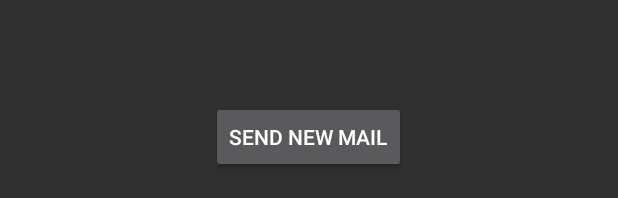
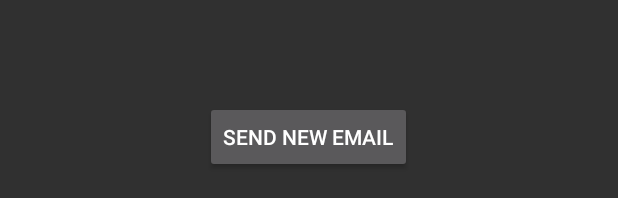
Before and after one commit to shivasharma14/Email-and-Message-Client, an Android app: the layout activity_mail_inbox.xml on its own in the app's theme, with its tools: preview values and no code run, on a phone screen of 412 x 824 dp. Shown: the part 1035-1233 px from the top of the screen. Run offline under Robolectric (Android 15) with nearby library versions, the phone set to English and light mode, and no system bars.

Commit message:
:pen: changed hardcoded string

```diff
--- a/app/src/main/res/layout/activity_mail_inbox.xml
+++ b/app/src/main/res/layout/activity_mail_inbox.xml
@@ -21,7 +21,7 @@
         android:id="@+id/button2"
         android:layout_width="wrap_content"
         android:layout_height="wrap_content"
-        android:text="Send New Mail"
+        android:text="@string/new_email"
         app:layout_constraintBottom_toBottomOf="parent"
         app:layout_constraintEnd_toEndOf="parent"
         app:layout_constraintHorizontal_bias="0.498"
```
